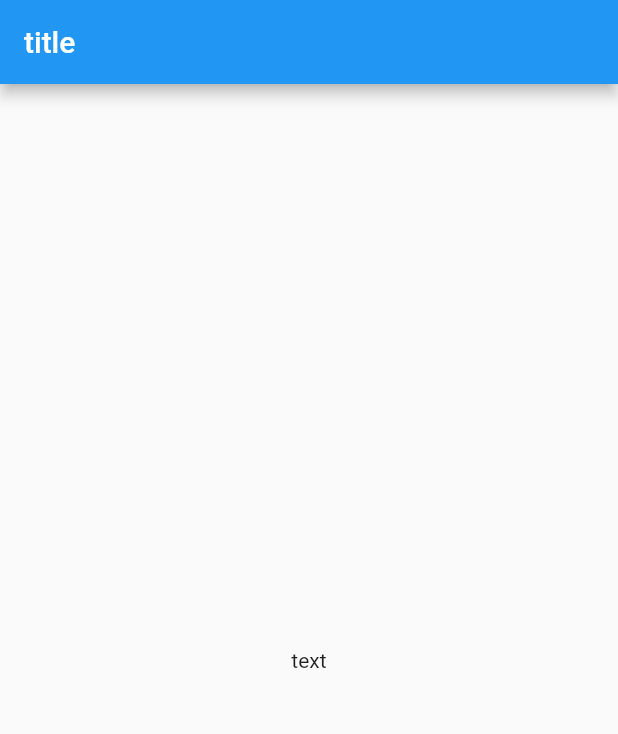
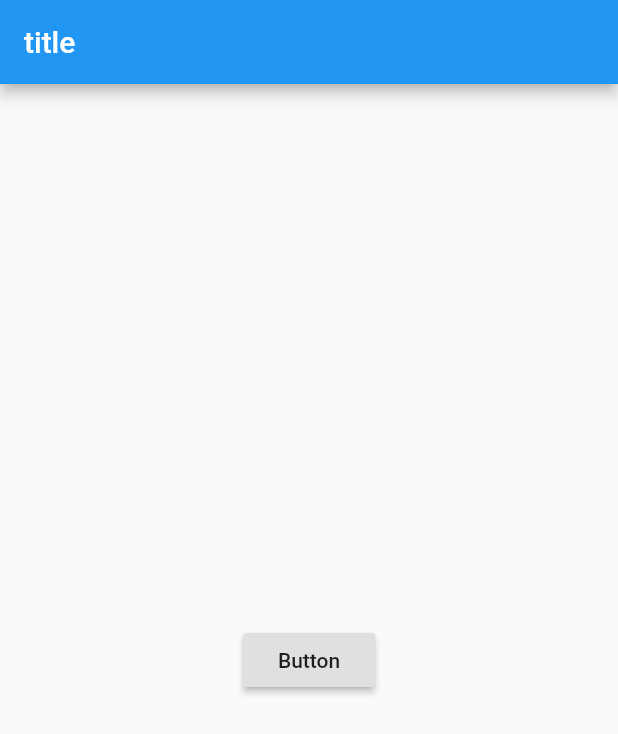
Before and after one commit to rekafekili/MobileProgramming, a Flutter app: the screen it shows after launch, on a phone screen of 412 x 824 dp. Shown: the top 734 px of the screen. Run offline on Flutter 3.47's test engine with Material 2 defaults, Android fonts, the phone set to English and light mode, and no system bars.

Commit message:
Flutter : Async HTTP 통신 Response 받기

```diff
--- a/flutter_mask/lib/main.dart
+++ b/flutter_mask/lib/main.dart
@@ -1,4 +1,7 @@
+import 'dart:convert';
+
 import 'package:flutter/material.dart';
+import 'package:http/http.dart' as http;
 
 void main() {
   runApp(MyApp());
@@ -11,19 +14,7 @@ class MyApp extends StatelessWidget {
     return MaterialApp(
       title: 'Flutter Demo',
       theme: ThemeData(
-        // This is the theme of your application.
-        //
-        // Try running your application with "flutter run". You'll see the
-        // application has a blue toolbar. Then, without quitting the app, try
-        // changing the primarySwatch below to Colors.green and then invoke
-        // "hot reload" (press "r" in the console where you ran "flutter run",
-        // or simply save your changes to "hot reload" in a Flutter IDE).
-        // Notice that the counter didn't reset back to zero; the application
-        // is not restarted.
         primarySwatch: Colors.blue,
-        // This makes the visual density adapt to the platform that you run
-        // the app on. For desktop platforms, the controls will be smaller and
-        // closer together (more dense) than on mobile platforms.
         visualDensity: VisualDensity.adaptivePlatformDensity,
       ),
       home: MyHomePage(),
@@ -37,13 +28,27 @@ class MyHomePage extends StatefulWidget {
 }
 
 class _MyHomePageState extends State<MyHomePage> {
+  // 비동기 async - await
+  Future fetch() async {
+    var url =
+        "https://8oi9s0nnth.apigw.ntruss.com/corona19-masks/v1/storesByGeo/json?lat=37.266389&lng=126.999333&m=5000";
+    var response = await http.get(url);
+
+    print('Response status : ${response.statusCode}');
+    print('Response body : ${jsonDecode(utf8.decode(response.bodyBytes))}');
+  }
+
   @override
   Widget build(BuildContext context) {
     return Scaffold(
-      appBar: AppBar(title: Text("title"),),
-      body: Center(
-        child: Text('text'),
-      )
-    );
+        appBar: AppBar(
+          title: Text("title"),
+        ),
+        body: Center(
+          child: RaisedButton(
+            onPressed: fetch,
+            child: Text('Button'),
+          ),
+        ));
   }
 }
--- a/flutter_mask/pubspec.yaml
+++ b/flutter_mask/pubspec.yaml
@@ -24,9 +24,7 @@ dependencies:
   flutter:
     sdk: flutter
 
-  currentino_icons: ^0.1.2
   http: ^0.12.1
-
 
   # The following adds the Cupertino Icons font to your application.
   # Use with the CupertinoIcons class for iOS style icons.
```
Also changed, not shown: flutter_mask/pubspec.lock.
